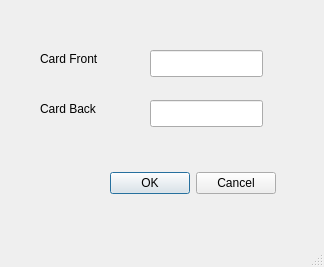
Above: addcarddialog.ui from jbwyatt4/wyattflashcardapp before the change. Below: the same form after it.
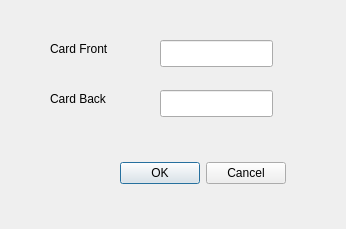
That is the form after the change.

Commit message: had to recreate addCardDialog due to it being based on the mainform and therefore difficult to switch the modal

Patch:
```diff
--- a/addcarddialog.ui
+++ b/addcarddialog.ui
@@ -1,37 +1,23 @@
 <?xml version="1.0" encoding="UTF-8"?>
 <ui version="4.0">
  <class>AddCardDialog</class>
- <widget class="QMainWindow" name="AddCardDialog">
+ <widget class="QDialog" name="AddCardDialog">
   <property name="geometry">
    <rect>
     <x>0</x>
     <y>0</y>
-    <width>324</width>
-    <height>267</height>
+    <width>346</width>
+    <height>229</height>
    </rect>
   </property>
   <property name="windowTitle">
    <string>MainWindow</string>
   </property>
-  <widget class="QWidget" name="centralwidget">
-   <widget class="QDialogButtonBox" name="buttonBox">
-    <property name="geometry">
-     <rect>
-      <x>100</x>
-      <y>170</y>
-      <width>176</width>
-      <height>27</height>
-     </rect>
-    </property>
-    <property name="standardButtons">
-     <set>QDialogButtonBox::Cancel|QDialogButtonBox::Ok</set>
-    </property>
-   </widget>
    <widget class="QLabel" name="label">
     <property name="geometry">
      <rect>
-      <x>40</x>
-      <y>50</y>
+     <x>50</x>
+     <y>40</y>
       <width>81</width>
       <height>17</height>
      </rect>
@@ -40,11 +26,21 @@
      <string>Card Front</string>
     </property>
    </widget>
+  <widget class="QLineEdit" name="cardFront">
+   <property name="geometry">
+    <rect>
+     <x>160</x>
+     <y>40</y>
+     <width>113</width>
+     <height>27</height>
+    </rect>
+   </property>
+  </widget>
    <widget class="QLabel" name="label_2">
     <property name="geometry">
      <rect>
-      <x>40</x>
-      <y>100</y>
+     <x>50</x>
+     <y>90</y>
       <width>81</width>
       <height>17</height>
      </rect>
@@ -53,38 +49,29 @@
      <string>Card Back</string>
     </property>
    </widget>
-   <widget class="QLineEdit" name="lineEdit">
+  <widget class="QLineEdit" name="cardBack">
     <property name="geometry">
      <rect>
-      <x>150</x>
-      <y>50</y>
+     <x>160</x>
+     <y>90</y>
       <width>113</width>
       <height>27</height>
      </rect>
     </property>
    </widget>
-   <widget class="QLineEdit" name="lineEdit_2">
+  <widget class="QDialogButtonBox" name="buttonBox">
     <property name="geometry">
      <rect>
-      <x>150</x>
-      <y>100</y>
-      <width>113</width>
+     <x>110</x>
+     <y>160</y>
+     <width>176</width>
       <height>27</height>
      </rect>
     </property>
-   </widget>
-  </widget>
-  <widget class="QMenuBar" name="menubar">
-   <property name="geometry">
-    <rect>
-     <x>0</x>
-     <y>0</y>
-     <width>324</width>
-     <height>25</height>
-    </rect>
+   <property name="standardButtons">
+    <set>QDialogButtonBox::Cancel|QDialogButtonBox::Ok</set>
    </property>
   </widget>
-  <widget class="QStatusBar" name="statusbar"/>
  </widget>
  <resources/>
  <connections/>
```
Left out of the diff: 2 changed lines with no effect on the pictures. Lines whose indentation alone changed are shown as unchanged. The commit also changes 7 other files.
